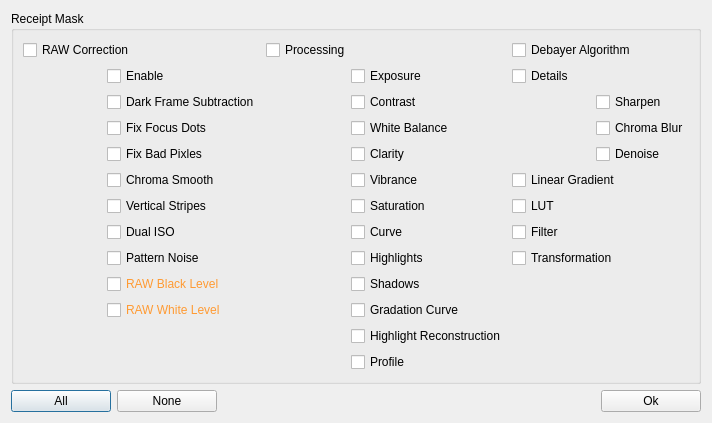
ilia3101/MLV-App, file platform/qt/ReceiptCopyMaskDialog.ui: the form before one commit.
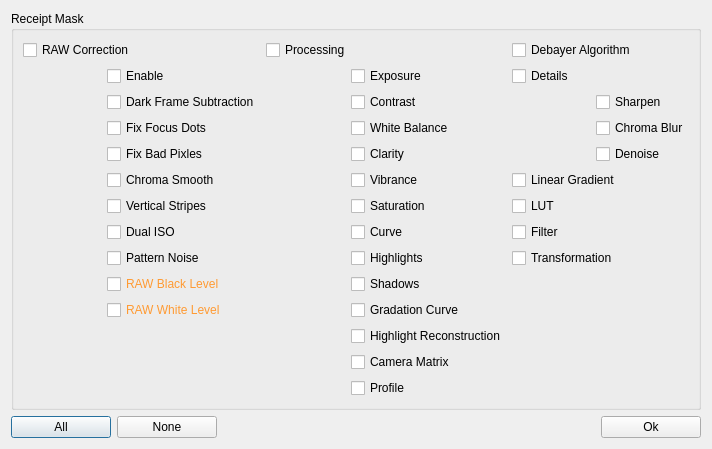
The form after the commit.

```diff
--- a/platform/qt/ReceiptCopyMaskDialog.ui
+++ b/platform/qt/ReceiptCopyMaskDialog.ui
@@ -7,7 +7,7 @@
     <x>0</x>
     <y>0</y>
     <width>712</width>
-    <height>381</height>
+    <height>402</height>
    </rect>
   </property>
   <property name="windowTitle">
@@ -222,6 +222,13 @@
             </property>
            </widget>
           </item>
+          <item>
+           <widget class="QCheckBox" name="checkBoxCameraMatrix">
+            <property name="text">
+             <string>Camera Matrix</string>
+            </property>
+           </widget>
+          </item>
           <item>
            <widget class="QCheckBox" name="checkBoxProfile">
             <property name="text">
```
